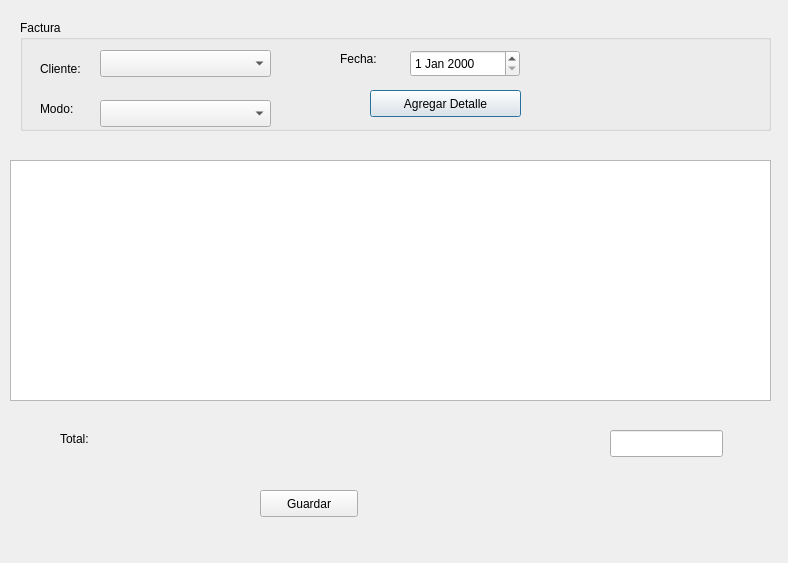
Above: factura.ui from mansrz/JJ_inventario before the change. Below: the same form after it.
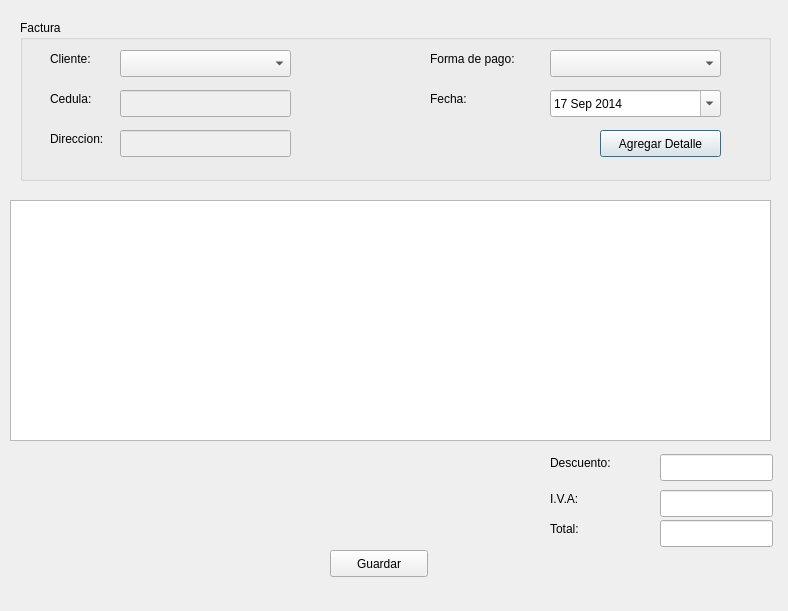
That is the form after the change.

Patch:
```diff
--- a/factura.ui
+++ b/factura.ui
@@ -10,7 +10,7 @@
     <x>0</x>
     <y>0</y>
     <width>788</width>
-    <height>563</height>
+    <height>611</height>
    </rect>
   </property>
   <property name="windowTitle">
@@ -22,7 +22,7 @@
      <x>10</x>
      <y>10</y>
      <width>771</width>
-     <height>541</height>
+     <height>591</height>
     </rect>
    </property>
    <widget class="QWidget" name="widget_2" native="true">
@@ -31,7 +31,7 @@
       <x>0</x>
       <y>0</y>
       <width>771</width>
-      <height>151</height>
+      <height>181</height>
      </rect>
     </property>
     <widget class="QGroupBox" name="groupBox">
@@ -40,7 +40,7 @@
        <x>10</x>
        <y>10</y>
        <width>751</width>
-       <height>111</height>
+       <height>161</height>
       </rect>
      </property>
      <property name="title">
@@ -49,7 +49,7 @@
      <widget class="QComboBox" name="cbo_cliente">
       <property name="geometry">
        <rect>
-        <x>80</x>
+        <x>100</x>
         <y>30</y>
         <width>171</width>
         <height>27</height>
@@ -59,8 +59,8 @@
      <widget class="QLabel" name="label">
       <property name="geometry">
        <rect>
-        <x>20</x>
-        <y>40</y>
+        <x>30</x>
+        <y>30</y>
         <width>66</width>
         <height>17</height>
        </rect>
@@ -72,8 +72,8 @@
      <widget class="QComboBox" name="cbo_modo">
       <property name="geometry">
        <rect>
-        <x>80</x>
-        <y>80</y>
+        <x>530</x>
+        <y>30</y>
         <width>171</width>
         <height>27</height>
        </rect>
@@ -82,21 +82,21 @@
      <widget class="QLabel" name="label_2">
       <property name="geometry">
        <rect>
-        <x>20</x>
-        <y>80</y>
-        <width>66</width>
+        <x>410</x>
+        <y>30</y>
+        <width>111</width>
         <height>17</height>
        </rect>
       </property>
       <property name="text">
-       <string>Modo:</string>
+       <string>Forma de pago:</string>
       </property>
      </widget>
      <widget class="QLabel" name="label_3">
       <property name="geometry">
        <rect>
-        <x>320</x>
-        <y>30</y>
+        <x>410</x>
+        <y>70</y>
         <width>66</width>
         <height>17</height>
        </rect>
@@ -108,19 +108,29 @@
      <widget class="QDateEdit" name="date_fecha">
       <property name="geometry">
        <rect>
-        <x>390</x>
-        <y>30</y>
-        <width>110</width>
+        <x>530</x>
+        <y>70</y>
+        <width>171</width>
         <height>27</height>
        </rect>
       </property>
+      <property name="minimumDate">
+       <date>
+        <year>2014</year>
+        <month>9</month>
+        <day>17</day>
+       </date>
+      </property>
+      <property name="calendarPopup">
+       <bool>true</bool>
+      </property>
      </widget>
      <widget class="QPushButton" name="btn_agregar">
       <property name="geometry">
        <rect>
-        <x>350</x>
-        <y>70</y>
-        <width>151</width>
+        <x>580</x>
+        <y>110</y>
+        <width>121</width>
         <height>27</height>
        </rect>
       </property>
@@ -128,13 +138,71 @@
        <string>Agregar Detalle</string>
       </property>
      </widget>
+     <widget class="QLabel" name="label_5">
+      <property name="geometry">
+       <rect>
+        <x>30</x>
+        <y>70</y>
+        <width>66</width>
+        <height>17</height>
+       </rect>
+      </property>
+      <property name="text">
+       <string>Cedula:</string>
+      </property>
+     </widget>
+     <widget class="QLineEdit" name="txt_cedula">
+      <property name="enabled">
+       <bool>false</bool>
+      </property>
+      <property name="geometry">
+       <rect>
+        <x>100</x>
+        <y>70</y>
+        <width>171</width>
+        <height>27</height>
+       </rect>
+      </property>
+      <property name="readOnly">
+       <bool>true</bool>
+      </property>
+     </widget>
+     <widget class="QLabel" name="label_6">
+      <property name="geometry">
+       <rect>
+        <x>30</x>
+        <y>110</y>
+        <width>66</width>
+        <height>17</height>
+       </rect>
+      </property>
+      <property name="text">
+       <string>Direccion:</string>
+      </property>
+     </widget>
+     <widget class="QLineEdit" name="txt_direccion">
+      <property name="enabled">
+       <bool>false</bool>
+      </property>
+      <property name="geometry">
+       <rect>
+        <x>100</x>
+        <y>110</y>
+        <width>171</width>
+        <height>27</height>
+       </rect>
+      </property>
+      <property name="readOnly">
+       <bool>true</bool>
+      </property>
+     </widget>
     </widget>
    </widget>
    <widget class="QWidget" name="widget_3" native="true">
     <property name="geometry">
      <rect>
       <x>0</x>
-      <y>150</y>
+      <y>190</y>
       <width>771</width>
       <height>251</height>
      </rect>
@@ -156,7 +224,7 @@
     <property name="geometry">
      <rect>
       <x>0</x>
-      <y>400</y>
+      <y>440</y>
       <width>771</width>
       <height>141</height>
      </rect>
@@ -164,8 +232,8 @@
     <widget class="QLabel" name="label_4">
      <property name="geometry">
       <rect>
-       <x>50</x>
-       <y>20</y>
+       <x>540</x>
+       <y>70</y>
        <width>66</width>
        <height>17</height>
       </rect>
@@ -177,8 +245,8 @@
     <widget class="QLineEdit" name="txt_total">
      <property name="geometry">
       <rect>
-       <x>600</x>
-       <y>20</y>
+       <x>650</x>
+       <y>70</y>
        <width>113</width>
        <height>27</height>
       </rect>
@@ -187,8 +255,8 @@
     <widget class="QPushButton" name="btn_guardar">
      <property name="geometry">
       <rect>
-       <x>250</x>
-       <y>80</y>
+       <x>320</x>
+       <y>100</y>
        <width>98</width>
        <height>27</height>
       </rect>
@@ -197,6 +265,52 @@
       <string>Guardar</string>
      </property>
     </widget>
+    <widget class="QLabel" name="label_7">
+     <property name="geometry">
+      <rect>
+       <x>540</x>
+       <y>4</y>
+       <width>81</width>
+       <height>17</height>
+      </rect>
+     </property>
+     <property name="text">
+      <string>Descuento:</string>
+     </property>
+    </widget>
+    <widget class="QLineEdit" name="txt_dscto">
+     <property name="geometry">
+      <rect>
+       <x>650</x>
+       <y>4</y>
+       <width>113</width>
+       <height>27</height>
+      </rect>
+     </property>
+    </widget>
+    <widget class="QLineEdit" name="txt_iva">
+     <property name="geometry">
+      <rect>
+       <x>650</x>
+       <y>40</y>
+       <width>113</width>
+       <height>27</height>
+      </rect>
+     </property>
+    </widget>
+    <widget class="QLabel" name="label_8">
+     <property name="geometry">
+      <rect>
+       <x>540</x>
+       <y>40</y>
+       <width>81</width>
+       <height>17</height>
+      </rect>
+     </property>
+     <property name="text">
+      <string>I.V.A:</string>
+     </property>
+    </widget>
    </widget>
   </widget>
  </widget>
```
Left out of the diff: 2 changed lines with no effect on the pictures.
